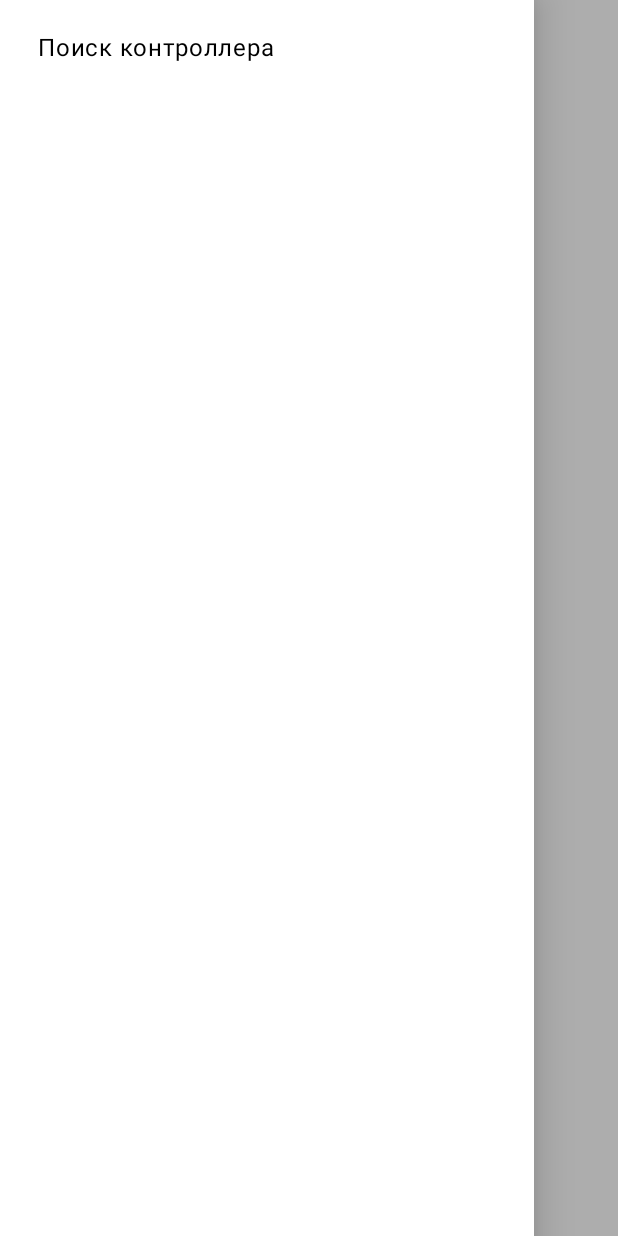
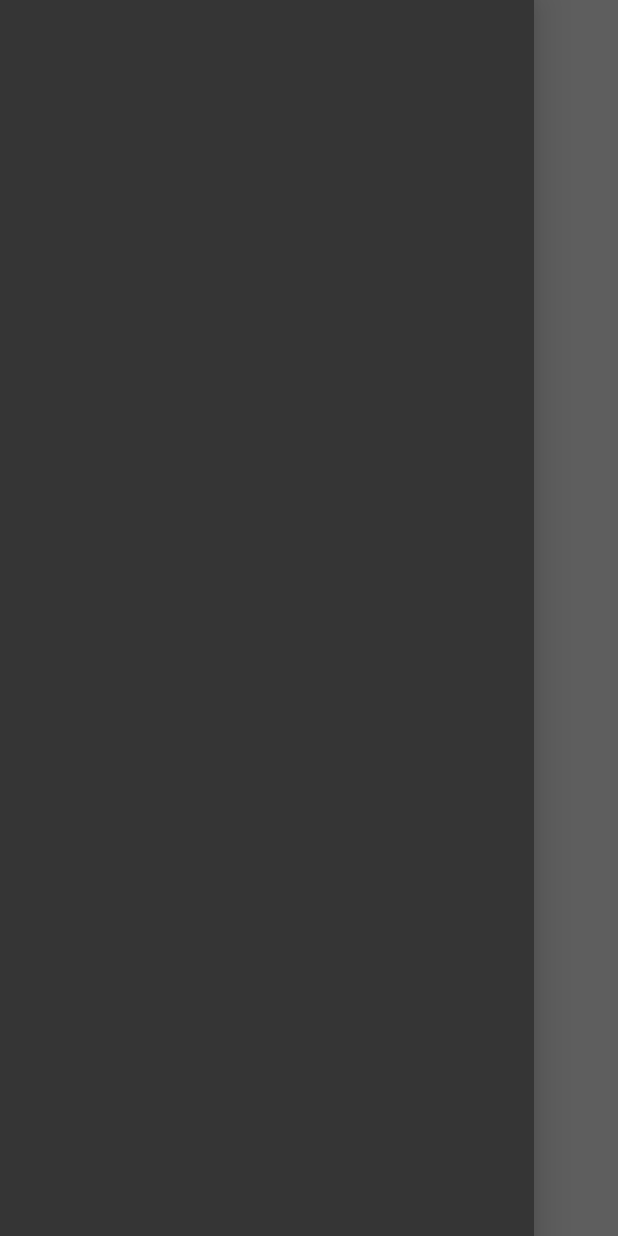
Before and after one commit to VopRos-ZP/CityronCompose, an Android app built with Jetpack Compose: the screen it shows after launch (MainActivity), on a phone screen of 412 x 824 dp. Run offline under Robolectric (Android 15) with nearby library versions, the phone set to English and light mode, and no system bars; our stand-ins replace Dagger/Hilt's generated code, Room's generated code; network calls fail; 1 statement that could not run was skipped.

Commit message:
Changes theme

```diff
--- a/app/src/main/java/ru/cityron/presentation/screens/root/RootScreen.kt
+++ b/app/src/main/java/ru/cityron/presentation/screens/root/RootScreen.kt
@@ -1,18 +1,26 @@
 package ru.cityron.presentation.screens.root
 
+import android.annotation.SuppressLint
+import androidx.compose.foundation.Image
 import androidx.compose.foundation.background
 import androidx.compose.foundation.clickable
 import androidx.compose.foundation.interaction.MutableInteractionSource
+import androidx.compose.foundation.layout.Box
 import androidx.compose.foundation.layout.Row
 import androidx.compose.foundation.layout.Spacer
 import androidx.compose.foundation.layout.padding
+import androidx.compose.foundation.layout.size
 import androidx.compose.foundation.shape.RoundedCornerShape
 import androidx.compose.material.DrawerValue
+import androidx.compose.material.FloatingActionButton
 import androidx.compose.material.Icon
 import androidx.compose.material.MaterialTheme
 import androidx.compose.material.ModalDrawer
+import androidx.compose.material.Scaffold
 import androidx.compose.material.Text
 import androidx.compose.material.icons.Icons
+import androidx.compose.material.icons.automirrored.filled.PlaylistAdd
+import androidx.compose.material.icons.filled.Add
 import androidx.compose.material.icons.filled.CloudOff
 import androidx.compose.material.icons.filled.CloudQueue
 import androidx.compose.material.icons.filled.Wifi
@@ -38,7 +46,11 @@ import ru.cityron.domain.model.Status
 import ru.cityron.presentation.navigation.Screen
 import ru.cityron.presentation.navigation.graph.RootNavGraph
 import ru.cityron.presentation.navigation.rememberNavigationState
+import ru.cityron.ui.theme.Green
+import ru.cityron.ui.theme.Orange
+import ru.cityron.ui.theme.Red
 
+@SuppressLint("UnusedMaterialScaffoldPaddingParameter")
 @Composable
 fun RootScreen() {
     val scope = rememberCoroutineScope()
@@ -63,14 +75,29 @@ fun RootScreen() {
                     }
                 )
             }
-            DrawerItem(
-                text = "Поиск контроллера",
-                selected = navBackStackEntry?.destination?.route == Screen.Find.route,
-                onClick = {
-                    navigationState.navigateTo(Screen.Find.route)
-                    scope.launch { drawerState.close() }
-                }
+            Scaffold(
+                floatingActionButton = {
+
+                },
+                content = {}
             )
+//            DrawerItem(
+//                text = "Поиск контроллера",
+//                selected = navBackStackEntry?.destination?.route == Screen.Find.route,
+//                onClick = {
+//                    navigationState.navigateTo(Screen.Find.route)
+//                    scope.launch { drawerState.close() }
+//                }
+//            )
+            FloatingActionButton(onClick = {
+                navigationState.navigateTo(Screen.Find.route)
+                scope.launch { drawerState.close() }
+            }) {
+                Icon(
+                    imageVector = Icons.Default.Add,
+                    contentDescription = null
+                )
+            }
         }
     ) {
         RootNavGraph(
@@ -96,23 +123,10 @@ fun ControllerDrawerItem(
         onClick = onClick,
         enabled = source.status != Status.OFFLINE,
         selected = selected,
-        action = {
-            val color = when (source.status) {
-                Status.ONLINE -> Color.Green
-                Status.OFFLINE -> Color.Yellow
-                Status.ALERT -> Color.Red
-            }
-            val icon = when {
-                source.status == Status.OFFLINE -> Icons.Default.CloudOff
-                source is DataSource.Local -> Icons.Default.Wifi
-                source is DataSource.Remote -> Icons.Default.CloudQueue
-                else -> throw RuntimeException("")
-            }
-            Icon(
-                imageVector = icon,
-                contentDescription = null,
-                tint = color
-            )
+        status = when (source.status) {
+            Status.ONLINE -> Green
+            Status.OFFLINE -> Orange
+            Status.ALERT -> Red
         }
     )
 }
@@ -120,7 +134,7 @@ fun ControllerDrawerItem(
 @Composable
 fun DrawerItem(
     text: String,
-    action: @Composable () -> Unit = {},
+    status: Color,
     enabled: Boolean = true,
     selected: Boolean = false,
     onClick: () -> Unit = {}
@@ -145,6 +159,11 @@ fun DrawerItem(
     ) {
         Text(text = text, color = textColor)
         Spacer(modifier = Modifier.weight(1f))
-        action()
+        Box(
+            modifier = Modifier
+                .size(16.dp)
+                .clip(RoundedCornerShape(percent = 50))
+                .background(color = status)
+        )
     }
 }
--- a/app/src/main/java/ru/cityron/ui/theme/Color.kt
+++ b/app/src/main/java/ru/cityron/ui/theme/Color.kt
@@ -2,10 +2,9 @@ package ru.cityron.ui.theme
 
 import androidx.compose.ui.graphics.Color
 
-val Purple80 = Color(0xFFD0BCFF)
-val PurpleGrey80 = Color(0xFFCCC2DC)
-val Pink80 = Color(0xFFEFB8C8)
+val Orange = Color(0xFFFFA826)
+val Blue = Color(0xFFBADBFF)
+val Black = Color(0xFF1D1D1D)
 
-val Purple40 = Color(0xFF6650a4)
-val PurpleGrey40 = Color(0xFF625b71)
-val Pink40 = Color(0xFF7D5260)
+val Green = Color(0xFF318823)
+val Red = Color(0xFFAB2929)
--- a/app/src/main/java/ru/cityron/ui/theme/Theme.kt
+++ b/app/src/main/java/ru/cityron/ui/theme/Theme.kt
@@ -1,9 +1,5 @@
 package ru.cityron.ui.theme
 
-//import androidx.compose.material.darkColorScheme
-//import androidx.compose.material.dynamicDarkColorScheme
-//import androidx.compose.material.dynamicLightColorScheme
-//import androidx.compose.material.lightColorScheme
 import android.app.Activity
 import androidx.compose.foundation.isSystemInDarkTheme
 import androidx.compose.material.MaterialTheme
@@ -15,43 +11,12 @@ import androidx.compose.ui.graphics.toArgb
 import androidx.compose.ui.platform.LocalView
 import androidx.core.view.WindowCompat
 
-//private val DarkColorScheme = darkColorScheme(
-//    primary = Purple80,
-//    secondary = PurpleGrey80,
-//    tertiary = Pink80
-//)
-//
-//private val LightColorScheme = lightColorScheme(
-//    primary = Purple40,
-//    secondary = PurpleGrey40,
-//    tertiary = Pink40
-//
-//    /* Other default colors to override
-//    background = Color(0xFFFFFBFE),
-//    surface = Color(0xFFFFFBFE),
-//    onPrimary = Color.White,
-//    onSecondary = Color.White,
-//    onTertiary = Color.White,
-//    onBackground = Color(0xFF1C1B1F),
-//    onSurface = Color(0xFF1C1B1F),
-//    */
-//)
-
 @Composable
 fun CityronTheme(
     darkTheme: Boolean = isSystemInDarkTheme(),
-    dynamicColor: Boolean = true,
     content: @Composable () -> Unit
 ) {
-    val colorScheme = when {
-//        dynamicColor && Build.VERSION.SDK_INT >= Build.VERSION_CODES.S -> {
-//            val context = LocalContext.current
-//            if (darkTheme) dynamicDarkColorScheme(context) else dynamicLightColorScheme(context)
-//        }
-
-        darkTheme -> DarkColorScheme
-        else -> LightColorScheme
-    }
+    val colorScheme = DarkColorScheme
     val view = LocalView.current
     if (!view.isInEditMode) {
         SideEffect {
@@ -60,7 +25,6 @@ fun CityronTheme(
             WindowCompat.getInsetsController(window, view).isAppearanceLightStatusBars = darkTheme
         }
     }
-
     MaterialTheme(
         colors = colorScheme,
         typography = Typography,
@@ -69,11 +33,12 @@ fun CityronTheme(
 }
 
 private val DarkColorScheme = darkColors(
-    primary = Purple80,
-    secondary = PurpleGrey80,
+    primary = Black,
+    secondary = Orange,
 )
 
-private val LightColorScheme = lightColors(
-    primary = Purple40,
-    secondary = PurpleGrey40,
-)
+// Если будет светлая тема
+//private val LightColorScheme = lightColors(
+//    primary = Purple40,
+//    secondary = PurpleGrey40,
+//)
```
